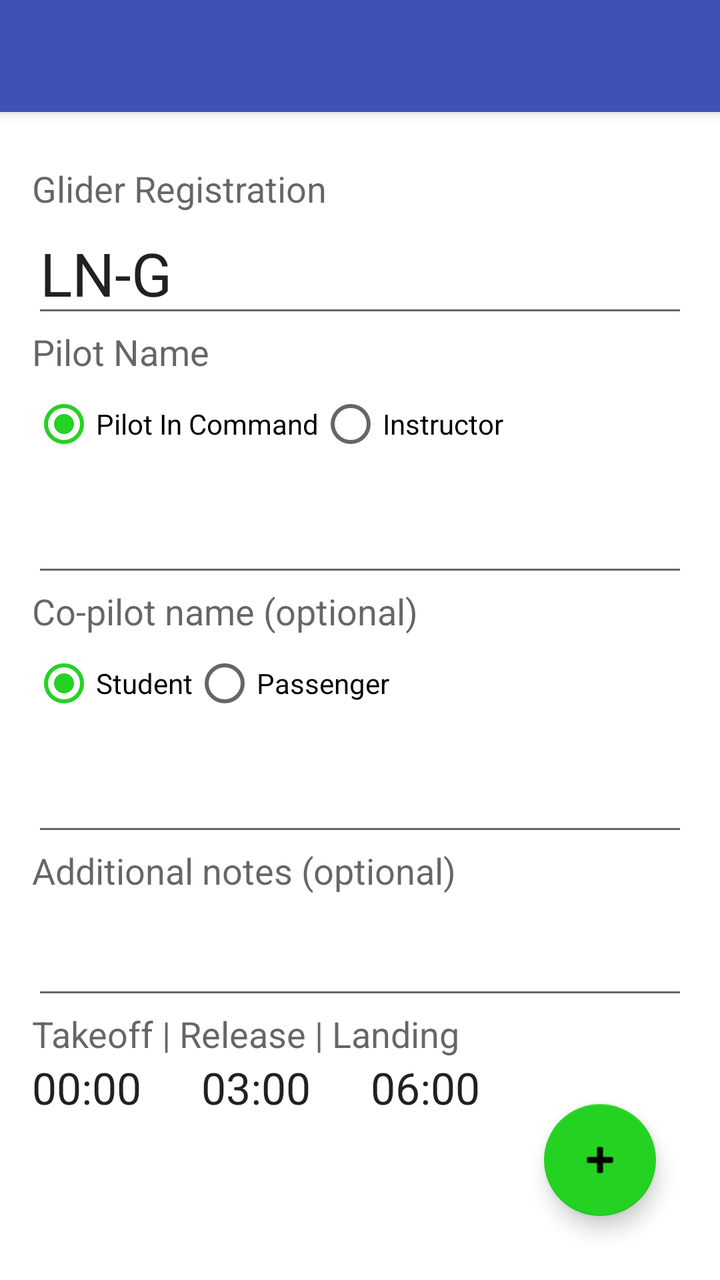
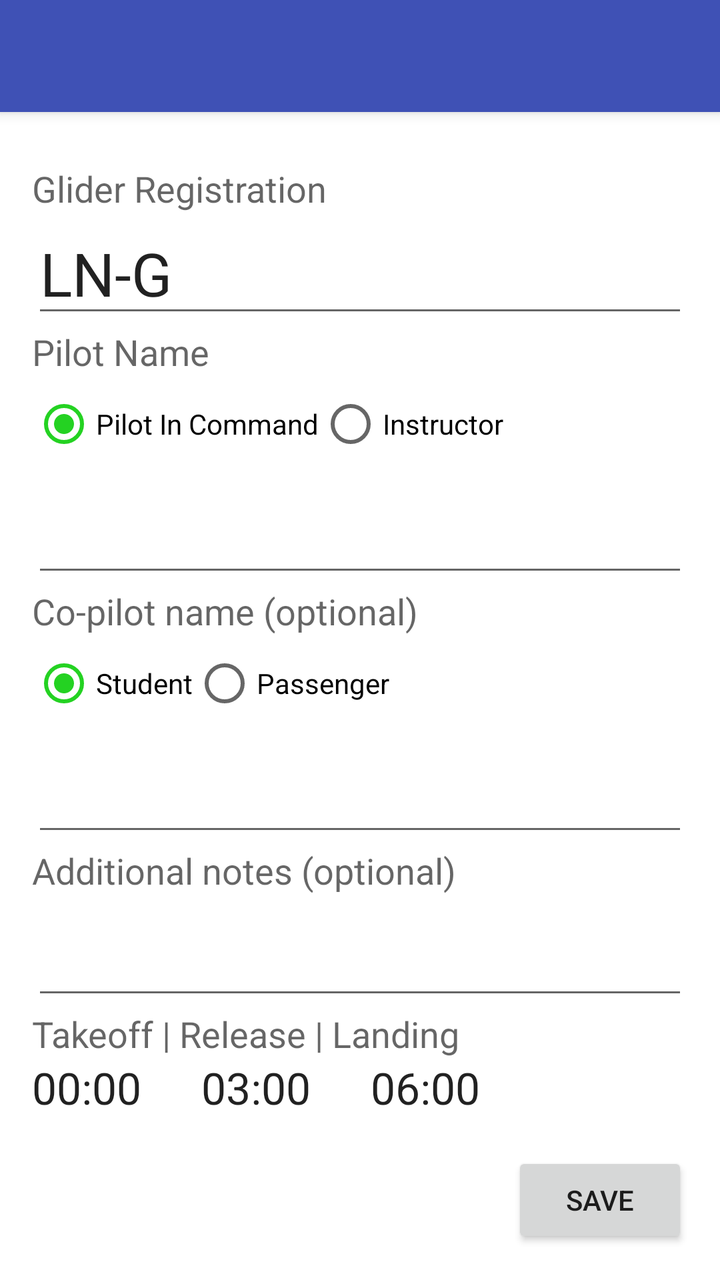

The first picture is an Android layout as it rendered before a commit; the second is the same layout after the commit. The layout source and the unified diff follow.
<!-- AndroidManifest.xml: application theme Theme.GliderLog -->
<!-- res/layout/activity_new_flight.xml -->
<?xml version="1.0" encoding="utf-8"?>
<RelativeLayout xmlns:android="http://schemas.android.com/apk/res/android"
    xmlns:app="http://schemas.android.com/apk/res-auto"
    xmlns:tools="http://schemas.android.com/tools"
    android:layout_width="match_parent"
    android:layout_height="match_parent"
    android:background="#FFFFFFFF"
    tools:context="no.ntnuf.gliderlog.newflight.NewFlightActivity">

    <androidx.appcompat.widget.Toolbar
        android:id="@+id/toolbarnewtow"
        android:layout_width="match_parent"
        android:layout_height="?attr/actionBarSize"
        android:background="?attr/colorPrimary"
        android:elevation="4dp"
        android:theme="@style/ThemeOverlay.AppCompat.Dark"
        app:popupTheme="@style/ThemeOverlay.AppCompat.Light" />

    <ScrollView
        android:id="@+id/newFlightScroll"
        android:layout_width="match_parent"
        android:layout_height="match_parent"
        android:layout_below="@+id/toolbarnewtow"
        android:fillViewport="true">

        <RelativeLayout
            android:layout_width="match_parent"
            android:layout_height="match_parent"
            android:layout_alignParentBottom="true"
            android:layout_alignParentLeft="true"
            android:paddingLeft="16dp"
            android:paddingTop="16dp"
            android:paddingRight="16dp"
            android:paddingBottom="16dp">

            <TextView
                android:id="@+id/gliderRegistrationTitle"
                android:layout_width="match_parent"
                android:layout_height="wrap_content"
                android:layout_alignParentStart="true"
                android:layout_alignParentTop="true"
                android:layout_marginTop="10dp"
                android:text="Glider Registration"
                android:textAppearance="?android:attr/textAppearanceMedium" />

            <AutoCompleteTextView
                android:id="@+id/gliderRegistrationIn"
                android:layout_width="match_parent"
                android:layout_height="wrap_content"
                android:layout_alignParentStart="true"
                android:layout_below="@+id/gliderRegistrationTitle"
                android:capitalize="characters"
                android:ems="10"
                android:imeOptions="actionNext"
                android:inputType="textCapCharacters"
                android:nextFocusDown="@+id/pilotNameTitle"
                android:text="LN-G"
                android:textSize="30sp" />

            <TextView
                android:id="@+id/pilotNameTitle"
                android:layout_width="match_parent"
                android:layout_height="wrap_content"
                android:layout_alignParentStart="true"
                android:layout_below="@+id/gliderRegistrationIn"
                android:text="Pilot Name"
                android:textAppearance="?android:attr/textAppearanceMedium" />

            <RadioGroup
                android:id="@+id/pilotTypeIn"
                android:layout_width="match_parent"
                android:layout_height="wrap_content"
                android:layout_below="@+id/pilotNameTitle"
                android:orientation="horizontal">

                <RadioButton
                    android:id="@+id/radio_pic"
                    android:layout_width="wrap_content"
                    android:layout_height="wrap_content"
                    android:checked="true"
                    android:text="Pilot In Command" />

                <RadioButton
                    android:id="@+id/radio_instructor"
                    android:layout_width="wrap_content"
                    android:layout_height="wrap_content"
                    android:text="Instructor" />
            </RadioGroup>

            <AutoCompleteTextView
                android:id="@+id/pilotNameIn"
                android:layout_width="match_parent"
                android:layout_height="wrap_content"
                android:layout_alignParentStart="true"
                android:layout_below="@+id/pilotTypeIn"
                android:capitalize="words"
                android:ems="10"
                android:imeOptions="actionNext"
                android:inputType="textCapWords|textPersonName"
                android:nextFocusDown="@+id/coPilotNameIn"
                android:textSize="30sp" />

            <ImageView
                android:id="@+id/pilotNameCheckmark"
                android:layout_width="30dp"
                android:layout_height="30dp"
                android:layout_alignBottom="@+id/pilotNameIn"
                android:layout_alignParentEnd="true"
                android:layout_marginBottom="15dp" />

            <TextView
                android:id="@+id/coPilotNameTitle"
                android:layout_width="match_parent"
                android:layout_height="wrap_content"
                android:layout_alignParentStart="true"
                android:layout_below="@+id/pilotNameCheckmark"
                android:text="Co-pilot name (optional)"
                android:textAppearance="?android:attr/textAppearanceMedium" />

            <RadioGroup
                android:id="@+id/copilotTypeIn"
                android:layout_width="match_parent"
                android:layout_height="wrap_content"
                android:layout_below="@+id/coPilotNameTitle"
                android:orientation="horizontal">

                <RadioButton
                    android:id="@+id/radio_student"
                    android:layout_width="wrap_content"
                    android:layout_height="wrap_content"
                    android:checked="true"
                    android:text="Student" />

                <RadioButton
                    android:id="@+id/radio_passenger"
                    android:layout_width="wrap_content"
                    android:layout_height="wrap_content"
                    android:text="Passenger" />
            </RadioGroup>

            <AutoCompleteTextView
                android:id="@+id/coPilotNameIn"
                android:layout_width="match_parent"
                android:layout_height="wrap_content"
                android:layout_alignParentStart="true"
                android:layout_below="@+id/copilotTypeIn"
                android:capitalize="words"
                android:ems="10"
                android:imeOptions="actionNext"
                android:inputType="textCapWords|textPersonName"
                android:nextFocusDown="@+id/notesIn"
                android:text=""
                android:textSize="30sp" />

            <ImageView
                android:id="@+id/copilotNameCheckmark"
                android:layout_width="30dp"
                android:layout_height="30dp"
                android:layout_alignBottom="@+id/coPilotNameIn"
                android:layout_alignParentEnd="true"
                android:layout_marginBottom="15dp" />

            <TextView
                android:id="@+id/notesTitle"
                android:layout_width="match_parent"
                android:layout_height="wrap_content"
                android:layout_alignParentStart="true"
                android:layout_below="@+id/coPilotNameIn"
                android:text="Additional notes (optional)"
                android:textAppearance="?android:attr/textAppearanceMedium" />

            <AutoCompleteTextView
                android:id="@+id/notesIn"
                android:layout_width="match_parent"
                android:layout_height="wrap_content"
                android:layout_alignParentStart="true"
                android:layout_below="@+id/notesTitle"
                android:capitalize="sentences"
                android:ems="10"
                android:imeOptions="actionDone"
                android:inputType="textCapSentences"
                android:text=""
                android:textSize="30sp" />

            <TextView
                android:id="@+id/timestampsTitle"
                android:layout_width="match_parent"
                android:layout_height="wrap_content"
                android:layout_alignParentStart="true"
                android:layout_below="@+id/notesIn"
                android:text="Takeoff | Release | Landing"
                android:textAppearance="?android:attr/textAppearanceMedium" />

            <TextView
                android:id="@+id/takeoffTimeIn"
                android:layout_width="wrap_content"
                android:layout_height="wrap_content"
                android:layout_alignParentStart="false"
                android:layout_below="@+id/timestampsTitle"
                android:paddingRight="30dp"
                android:text="00:00"
                android:textAppearance="?android:attr/textAppearanceLarge" />

            <TextView
                android:id="@+id/releaseTimeIn"
                android:layout_width="wrap_content"
                android:layout_height="wrap_content"
                android:layout_alignParentStart="false"
                android:layout_below="@+id/timestampsTitle"
                android:layout_toRightOf="@+id/takeoffTimeIn"
                android:paddingRight="30dp"
                android:text="03:00"
                android:textAppearance="?android:attr/textAppearanceLarge" />

            <TextView
                android:id="@+id/landingTimeIn"
                android:layout_width="wrap_content"
                android:layout_height="wrap_content"
                android:layout_alignParentStart="false"
                android:layout_below="@+id/timestampsTitle"
                android:layout_toRightOf="@+id/releaseTimeIn"
                android:text="06:00"
                android:textAppearance="?android:attr/textAppearanceLarge" />

            <com.google.android.material.floatingactionbutton.FloatingActionButton
                android:id="@+id/startTowButton"
                android:layout_width="wrap_content"
                android:layout_height="wrap_content"
                android:layout_alignParentBottom="true"
                android:layout_alignParentRight="true"
                android:layout_margin="16dp"
                android:src="@android:drawable/ic_input_add"
                android:tint="@color/white" />

        </RelativeLayout>
    </ScrollView>

</RelativeLayout>
<!-- resources referenced by this layout -->
<resources>
  <color name="white">#FFFFFFFF</color>
  <style name="Theme.GliderLog" parent="Theme.MaterialComponents.DayNight.NoActionBar">
          <item name="colorPrimary">@color/colorPrimary</item>
          <item name="colorPrimaryVariant">@color/colorPrimaryDark</item>
          <item name="colorOnPrimary">@color/white</item>
          <item name="colorSecondary">@color/colorAccent</item>
          <item name="colorSecondaryVariant">@color/colorAccent</item>
          <item name="colorOnSecondary">@color/black</item>
          <item name="android:statusBarColor">@android:color/transparent</item>
      </style>
  <color name="colorPrimary">#3F51B5</color>
  <color name="colorPrimaryDark">#303F9F</color>
  <color name="colorAccent">#24D222</color>
  <color name="black">#FF000000</color>
</resources>

<!-- the commit's change to res/layout/activity_new_flight.xml (unified diff, before → after) -->
@@ -222,17 +222,17 @@
                 android:text="06:00"
                 android:textAppearance="?android:attr/textAppearanceLarge" />
 
-            <com.google.android.material.floatingactionbutton.FloatingActionButton
-                android:id="@+id/startTowButton"
-                android:layout_width="wrap_content"
-                android:layout_height="wrap_content"
-                android:layout_alignParentBottom="true"
-                android:layout_alignParentRight="true"
-                android:layout_margin="16dp"
-                android:src="@android:drawable/ic_input_add"
-                android:tint="@color/white" />
-
         </RelativeLayout>
     </ScrollView>
 
+    <Button
+        android:id="@+id/startTowButton"
+        android:layout_width="wrap_content"
+        android:layout_height="wrap_content"
+        android:layout_alignParentBottom="true"
+        android:layout_alignParentEnd="true"
+        android:layout_margin="16dp"
+        android:padding="10dp"
+        android:text="Save" />
+
 </RelativeLayout>
<!-- resource entries referenced after the edit -->
@@ -1,6 +1,5 @@
 <!-- resources referenced by this layout -->
 <resources>
-  <color name="white">#FFFFFFFF</color>
   <style name="Theme.GliderLog" parent="Theme.MaterialComponents.DayNight.NoActionBar">
           <item name="colorPrimary">@color/colorPrimary</item>
           <item name="colorPrimaryVariant">@color/colorPrimaryDark</item>
@@ -12,6 +11,7 @@
       </style>
   <color name="colorPrimary">#3F51B5</color>
   <color name="colorPrimaryDark">#303F9F</color>
+  <color name="white">#FFFFFFFF</color>
   <color name="colorAccent">#24D222</color>
   <color name="black">#FF000000</color>
 </resources>
